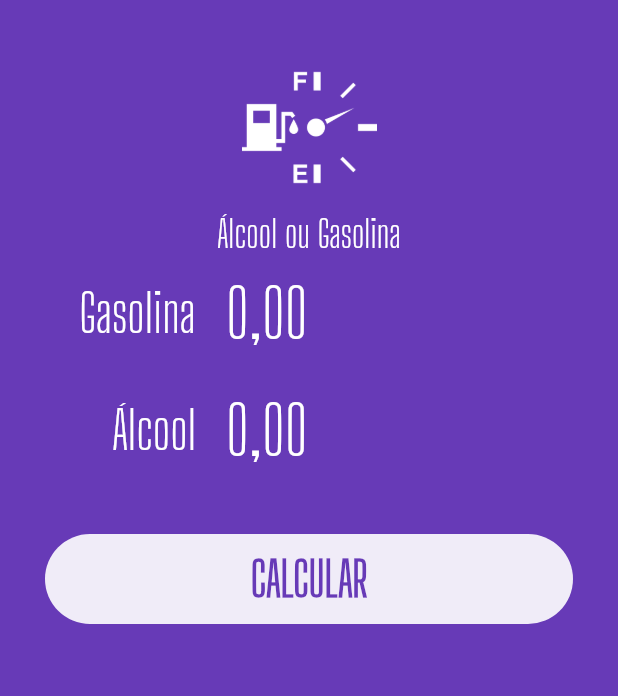
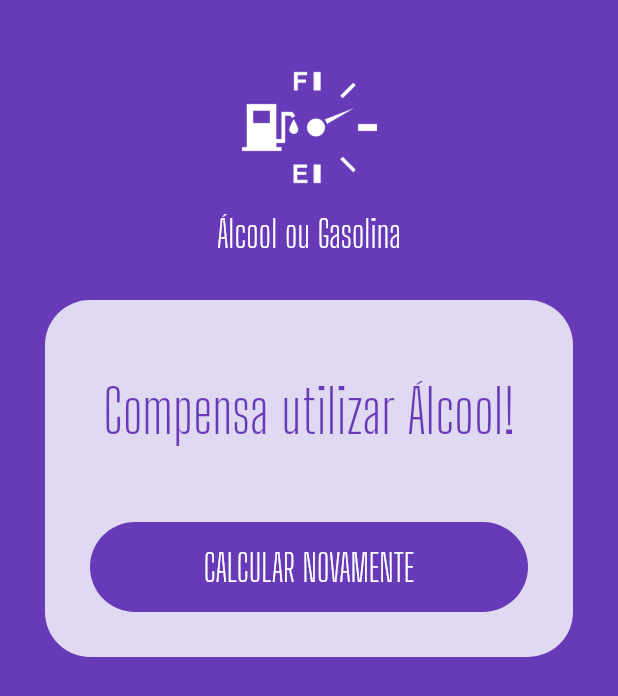
Before and after one commit to Luccasoli/-lcool-ou-gasolina-flutter, a Flutter app: the screen it shows after launch, after a tap on "CALCULAR", on a phone screen of 412 x 824 dp. Shown: the top 696 px of the screen. Run offline on Flutter 3.47's test engine with Material 2 defaults, Android fonts, the phone set to English and light mode, and no system bars; our stand-ins replace flutter_masked_text.

Commit message:
Componentizações e conclusão das funcionalidades

```diff
--- a/lib/main.dart
+++ b/lib/main.dart
@@ -1,7 +1,6 @@
-import 'package:aog/widgets/Input.dart';
-import 'package:aog/widgets/Logo.dart';
 import 'package:flutter/material.dart';
-import 'package:flutter_masked_text/flutter_masked_text.dart';
+
+import 'pages/home.dart';
 
 void main() => runApp(MyApp());
 
@@ -18,50 +17,3 @@ class MyApp extends StatelessWidget {
     );
   }
 }
-
-class HomePage extends StatelessWidget {
-  var _gasController = MoneyMaskedTextController();
-  var _alcoolController = MoneyMaskedTextController();
-
-  @override
-  Widget build(BuildContext context) {
-    return Scaffold(
-      body: Container(
-        color: Theme.of(context).primaryColor,
-        child: SafeArea(
-          child: Column(
-            crossAxisAlignment: CrossAxisAlignment.stretch,
-            children: <Widget>[
-              Logo(),
-              Input(
-                label: 'Gasolina',
-                controller: this._gasController,
-              ),
-              Input(
-                label: 'Álcool',
-                controller: this._alcoolController,
-              ),
-              Container(
-                margin: EdgeInsets.all(30),
-                height: 60,
-                decoration: BoxDecoration(
-                    color: Colors.white.withOpacity(0.9),
-                    borderRadius: BorderRadius.circular(30)),
-                child: FlatButton(
-                  child: Text(
-                    'CALCULAR',
-                    style: TextStyle(
-                        fontWeight: FontWeight.bold,
-                        fontSize: 32,
-                        color: Theme.of(context).primaryColor),
-                  ),
-                  onPressed: () {},
-                ),
-              )
-            ],
-          ),
-        ),
-      ),
-    );
-  }
-}
--- /dev/null
+++ b/lib/pages/home.dart
@@ -0,0 +1,83 @@
+import 'package:aog/widgets/FormContainer.dart';
+import 'package:aog/widgets/Logo.dart';
+import 'package:aog/widgets/Success.dart';
+import 'package:flutter/material.dart';
+import 'package:flutter_masked_text/flutter_masked_text.dart';
+
+class HomePage extends StatefulWidget {
+  @override
+  _HomePageState createState() => _HomePageState();
+}
+
+class _HomePageState extends State<HomePage> {
+  var _gasController = MoneyMaskedTextController();
+  var _alcoolController = MoneyMaskedTextController();
+  bool _busy = false;
+  bool _completed = false;
+  String _resultText = 'exemplo';
+
+  @override
+  Widget build(BuildContext context) {
+    return Scaffold(
+      body: Container(
+        color: Theme.of(context).primaryColor,
+        child: SafeArea(
+          child: ListView(
+            children: <Widget>[
+              Logo(),
+              this._completed
+                  ? Success(
+                      reset: this.calculateAgain,
+                      result: this._resultText,
+                    )
+                  : FormContainer(
+                      alcoolController: this._alcoolController,
+                      gasController: this._gasController,
+                      busy: this._busy,
+                      submitFunc: this.calculate,
+                    ),
+            ],
+          ),
+        ),
+      ),
+    );
+  }
+
+  void calculateAgain() {
+    setState(() {
+      this._completed = false;
+      this._alcoolController = MoneyMaskedTextController();
+      this._gasController = MoneyMaskedTextController();
+      this._busy = false;
+    });
+  }
+
+  Future calculate() {
+    double alcool = double.parse(
+            this._alcoolController.text.replaceAll(RegExp(r'[,.]'), '')) /
+        100;
+    double gas =
+        double.parse(this._gasController.text.replaceAll(RegExp(r'[,.]'), '')) /
+            100;
+
+    double res = alcool / gas;
+
+    this.setState(() {
+      this._busy = true;
+      this._completed = false;
+    });
+
+    return Future.delayed(Duration(seconds: 1), () {
+      this.setState(() {
+        if (res >= 0.7) {
+          this._resultText = 'Compensa utilizar Gasolina!';
+        } else {
+          this._resultText = 'Compensa utilizar Álcool!';
+        }
+
+        this._busy = false;
+        this._completed = true;
+      });
+    });
+  }
+}
--- /dev/null
+++ b/lib/widgets/FormContainer.dart
@@ -0,0 +1,41 @@
+import 'package:flutter/material.dart';
+import 'package:flutter_masked_text/flutter_masked_text.dart';
+
+import 'Input.dart';
+import 'LoadingButton.dart';
+
+class FormContainer extends StatelessWidget {
+  final MoneyMaskedTextController gasController;
+  final MoneyMaskedTextController alcoolController;
+  final bool busy;
+  final Function submitFunc;
+
+  FormContainer({
+    @required this.alcoolController,
+    @required this.gasController,
+    @required this.busy,
+    @required this.submitFunc,
+  });
+
+  @override
+  Widget build(BuildContext context) {
+    return Column(
+      children: <Widget>[
+        Input(
+          label: 'Gasolina',
+          controller: this.gasController,
+        ),
+        Input(
+          label: 'Álcool',
+          controller: this.alcoolController,
+        ),
+        LoadingButton(
+          text: 'CALCULAR',
+          busy: this.busy,
+          invert: false,
+          onPressed: this.submitFunc,
+        ),
+      ],
+    );
+  }
+}
--- /dev/null
+++ b/lib/widgets/LoadingButton.dart
@@ -0,0 +1,49 @@
+import 'package:flutter/material.dart';
+
+class LoadingButton extends StatelessWidget {
+  bool busy = false;
+  bool invert = false;
+  Function onPressed;
+  var text = "";
+
+  LoadingButton({
+    @required this.busy,
+    @required this.invert,
+    @required this.onPressed,
+    @required this.text,
+  });
+
+  @override
+  Widget build(BuildContext context) {
+    return this.busy
+        ? Container(
+            child: CircularProgressIndicator(
+              backgroundColor: Colors.white,
+            ),
+            alignment: Alignment.center,
+            height: 50,
+          )
+        : Container(
+            margin: EdgeInsets.all(30),
+            height: 60,
+            width: double.infinity,
+            decoration: BoxDecoration(
+                color: this.invert
+                    ? Theme.of(context).primaryColor
+                    : Colors.white.withOpacity(0.9),
+                borderRadius: BorderRadius.circular(30)),
+            child: FlatButton(
+              child: Text(
+                this.text,
+                style: TextStyle(
+                  fontSize: 25,
+                  color: this.invert
+                      ? Colors.white
+                      : Theme.of(context).primaryColor,
+                ),
+              ),
+              onPressed: this.onPressed,
+            ),
+          );
+  }
+}
--- /dev/null
+++ b/lib/widgets/Success.dart
@@ -0,0 +1,47 @@
+import 'package:flutter/material.dart';
+
+import 'LoadingButton.dart';
+
+class Success extends StatelessWidget {
+  String result = "";
+  Function reset;
+
+  Success({
+    @required this.result,
+    @required this.reset,
+  });
+
+  @override
+  Widget build(BuildContext context) {
+    return Container(
+        margin: EdgeInsets.all(30),
+        decoration: BoxDecoration(
+          color: Colors.white.withOpacity(0.8),
+          borderRadius: BorderRadius.circular(30),
+        ),
+        child: Column(
+          children: <Widget>[
+            SizedBox(
+              height: 50,
+            ),
+            Text(
+              this.result,
+              textAlign: TextAlign.center,
+              style: TextStyle(
+                color: Theme.of(context).primaryColor,
+                fontSize: 40,
+              ),
+            ),
+            SizedBox(
+              height: 20,
+            ),
+            LoadingButton(
+              text: 'CALCULAR NOVAMENTE',
+              busy: false,
+              invert: true,
+              onPressed: this.reset,
+            ),
+          ],
+        ));
+  }
+}
```
